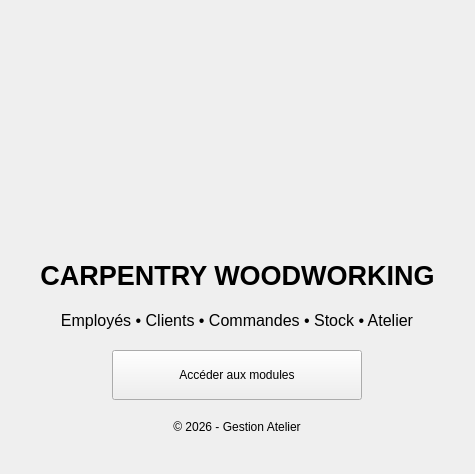
Qt form HomeWidget.ui (Esprit-UP-Algo/projetcpp2526-s2-2a8-smart-carpentry-morkshop-management) before a commit.
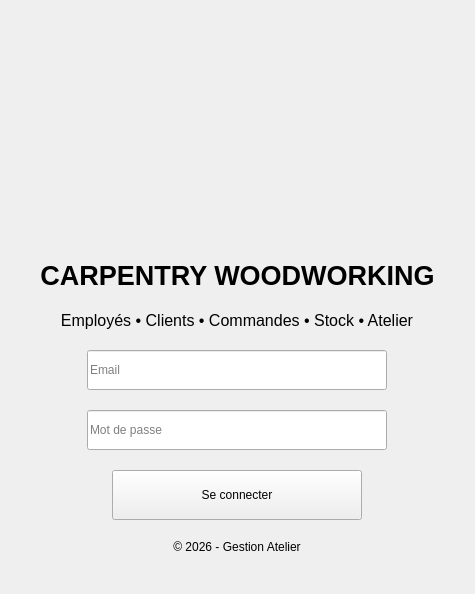
The same form after that commit. Icons and pictures are not drawn.

Commit message: Update client + employe modules

The edit to the form file:
```diff
--- a/HomeWidget.ui
+++ b/HomeWidget.ui
@@ -76,6 +76,39 @@
      </property>
     </widget>
    </item>
+
+   <!-- Login -->
+   <item alignment="Qt::AlignmentFlag::AlignHCenter">
+    <widget class="QLineEdit" name="lineEmail">
+     <property name="minimumSize">
+      <size>
+       <width>300</width>
+       <height>40</height>
+      </size>
+     </property>
+     <property name="placeholderText">
+      <string>Email</string>
+     </property>
+    </widget>
+   </item>
+
+   <item alignment="Qt::AlignmentFlag::AlignHCenter">
+    <widget class="QLineEdit" name="linePassword">
+     <property name="minimumSize">
+      <size>
+       <width>300</width>
+       <height>40</height>
+      </size>
+     </property>
+     <property name="placeholderText">
+      <string>Mot de passe </string>
+     </property>
+     <property name="echoMode">
+      <enum>QLineEdit::Password</enum>
+     </property>
+    </widget>
+   </item>
+
    <item alignment="Qt::AlignmentFlag::AlignHCenter">
     <widget class="QPushButton" name="btnAccederModules">
      <property name="minimumSize">
@@ -85,7 +118,7 @@
       </size>
      </property>
      <property name="text">
-      <string>Accéder aux modules</string>
+      <string>Se connecter</string>
      </property>
     </widget>
    </item>
```
Left out of the diff: 1 changed line with no effect on the pictures. The commit also changes 522 other files.
